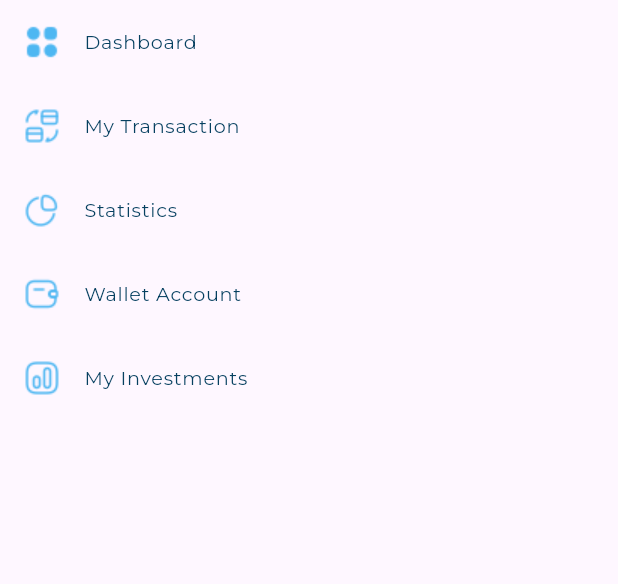
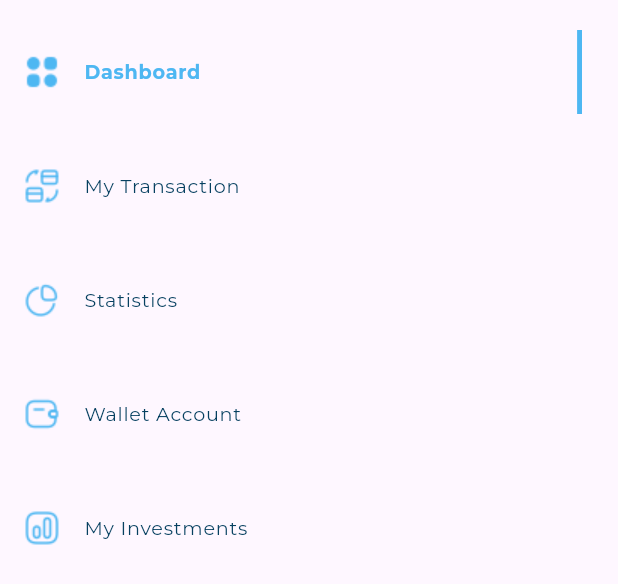
Before and after one commit to IslamAboElqasem/responsive_dashboard, a Flutter app: the DrawerItemListView widget shown alone on an empty page, opened directly, on a phone screen of 412 x 824 dp. Shown: the top 584 px of the screen. Run offline on Flutter 3.47's test engine with Material 3 defaults, Android fonts, the phone set to English and light mode, and no system bars; project files that could hold a hidden picture were left out.

Commit message:
Refactor drawer item widgets and add active state

```diff
--- /dev/null
+++ b/responsive_dashboard/lib/views/widgets/active_drawer_item.dart
@@ -0,0 +1,27 @@
+import 'package:flutter/material.dart';
+import 'package:responsive_dashboard/models/drawer_item_model.dart';
+import 'package:responsive_dashboard/utilis/app_styles.dart';
+
+class ActiveDrawerItem extends StatelessWidget {
+  const ActiveDrawerItem({
+    super.key,
+    required this.drawerItemModel,
+  });
+
+  final DrawerItemModel drawerItemModel;
+
+  @override
+  Widget build(BuildContext context) {
+    return ListTile(
+      leading: Image.asset(
+        drawerItemModel.image,
+        color: const Color(0xFF4EB7F2),
+      ),
+      title: Text(drawerItemModel.title, style: AppStyles.styleBold16(context)),
+      trailing: Container(
+        width: 3.27,
+        color: const Color(0xFF4EB7F2),
+      ),
+    );
+  }
+}
--- a/responsive_dashboard/lib/views/widgets/drawer_item.dart
+++ b/responsive_dashboard/lib/views/widgets/drawer_item.dart
@@ -1,20 +1,19 @@
 import 'package:flutter/material.dart';
 import 'package:responsive_dashboard/models/drawer_item_model.dart';
-import 'package:responsive_dashboard/utilis/app_styles.dart';
+import 'package:responsive_dashboard/views/widgets/active_drawer_item.dart';
+import 'package:responsive_dashboard/views/widgets/inactive_drawer_item.dart';
 
 class DrawerItem extends StatelessWidget {
-  const DrawerItem({super.key, required this.drawerItemModel});
+  const DrawerItem(
+      {super.key, required this.drawerItemModel, required this.isActive});
 
   final DrawerItemModel drawerItemModel;
+  final bool isActive;
 
   @override
   Widget build(BuildContext context) {
-    return ListTile(
-      leading: Image.asset(drawerItemModel.image),
-      title: Text(
-        drawerItemModel.title,
-        style: AppStyles.styleRegular16(context),
-      ),
-    );
+    return isActive
+        ? ActiveDrawerItem(drawerItemModel: drawerItemModel)
+        : InActiveDrawerItem(drawerItemModel: drawerItemModel);
   }
 }
--- a/responsive_dashboard/lib/views/widgets/drawer_item_list_view.dart
+++ b/responsive_dashboard/lib/views/widgets/drawer_item_list_view.dart
@@ -3,7 +3,7 @@ import 'package:responsive_dashboard/models/drawer_item_model.dart';
 import 'package:responsive_dashboard/utilis/app_images.dart';
 import 'package:responsive_dashboard/views/widgets/drawer_item.dart';
 
-class DrawerItemListView extends StatelessWidget {
+class DrawerItemListView extends StatefulWidget {
   const DrawerItemListView({
     super.key,
   });
@@ -16,15 +16,36 @@ class DrawerItemListView extends StatelessWidget {
   ];
 
   @override
+  State<DrawerItemListView> createState() => _DrawerItemListViewState();
+}
+
+class _DrawerItemListViewState extends State<DrawerItemListView> {
+  int activeIndex = 0;
+
+  @override
   Widget build(BuildContext context) {
     return ListView.builder(
       shrinkWrap: true,
       physics: const NeverScrollableScrollPhysics(),
-      itemCount: items.length,
+      itemCount: DrawerItemListView.items.length,
       itemBuilder: (context, index) {
-        return DrawerItem(
-          drawerItemModel: DrawerItemModel(
-              title: items[index].title, image: items[index].image),
+        return GestureDetector(
+          onTap: () {
+            if (activeIndex != index) {
+              setState(() {
+                activeIndex = index;
+              });
+            }
+          },
+          child: Padding(
+            padding: const EdgeInsets.only(top: 20),
+            child: DrawerItem(
+              isActive: activeIndex == index,
+              drawerItemModel: DrawerItemModel(
+                  title: DrawerItemListView.items[index].title,
+                  image: DrawerItemListView.items[index].image),
+            ),
+          ),
         );
       },
     );
--- /dev/null
+++ b/responsive_dashboard/lib/views/widgets/inactive_drawer_item.dart
@@ -0,0 +1,23 @@
+import 'package:flutter/material.dart';
+import 'package:responsive_dashboard/models/drawer_item_model.dart';
+import 'package:responsive_dashboard/utilis/app_styles.dart';
+
+class InActiveDrawerItem extends StatelessWidget {
+  const InActiveDrawerItem({
+    super.key,
+    required this.drawerItemModel,
+  });
+
+  final DrawerItemModel drawerItemModel;
+
+  @override
+  Widget build(BuildContext context) {
+    return ListTile(
+      leading: Image.asset(drawerItemModel.image),
+      title: Text(
+        drawerItemModel.title,
+        style: AppStyles.styleRegular16(context),
+      ),
+    );
+  }
+}
```
